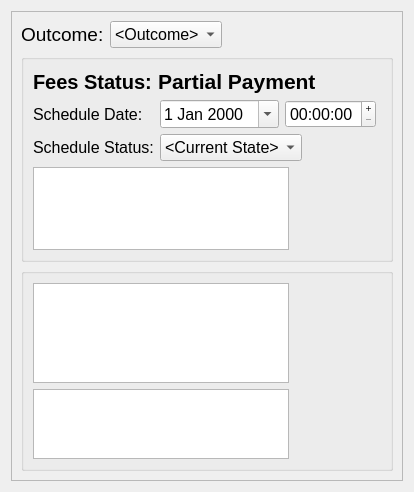
Above: drc/gui/mediationsessionform.ui from lansdon/cpts483_drc before the change. Below: the same form after it.
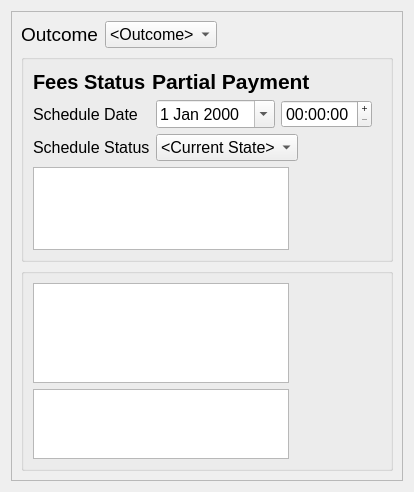
That is the form after the change.

Diff of the .ui file:
```diff
--- a/drc/gui/mediationsessionform.ui
+++ b/drc/gui/mediationsessionform.ui
@@ -11,7 +11,7 @@
    </rect>
   </property>
   <property name="sizePolicy">
-   <sizepolicy hsizetype="Expanding" vsizetype="Preferred">
+   <sizepolicy hsizetype="Preferred" vsizetype="Preferred">
     <horstretch>0</horstretch>
     <verstretch>0</verstretch>
    </sizepolicy>
@@ -39,6 +39,12 @@
   <layout class="QHBoxLayout" name="horizontalLayout_9">
    <item>
     <widget class="QScrollArea" name="scrollArea">
+     <property name="sizePolicy">
+      <sizepolicy hsizetype="Preferred" vsizetype="Preferred">
+       <horstretch>0</horstretch>
+       <verstretch>0</verstretch>
+      </sizepolicy>
+     </property>
      <property name="widgetResizable">
       <bool>true</bool>
      </property>
@@ -76,7 +82,7 @@
               </font>
              </property>
              <property name="text">
-              <string>Outcome:</string>
+              <string>Outcome</string>
              </property>
             </widget>
            </item>
@@ -122,7 +128,7 @@
                    </font>
                   </property>
                   <property name="text">
-                   <string>Fees Status:</string>
+                   <string>Fees Status</string>
                   </property>
                  </widget>
                 </item>
@@ -175,7 +181,7 @@
                    </font>
                   </property>
                   <property name="text">
-                   <string>Schedule Date:</string>
+                   <string>Schedule Date</string>
                   </property>
                  </widget>
                 </item>
@@ -222,7 +228,7 @@
                 <item row="1" column="0">
                  <widget class="QLabel" name="label_2">
                   <property name="text">
-                   <string>Schedule Status:</string>
+                   <string>Schedule Status</string>
                   </property>
                  </widget>
                 </item>
```
Left out of the diff: 2 changed lines with no effect on the pictures.
